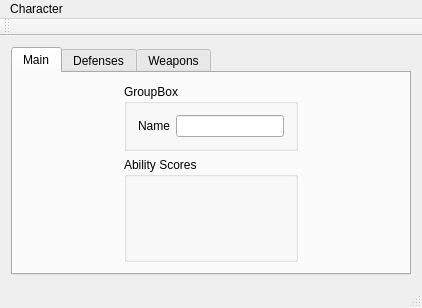
First picture: the form in StarfinderCharacterApp.ui, repository smithbt/StarfinderCharacterApp, before the edit.
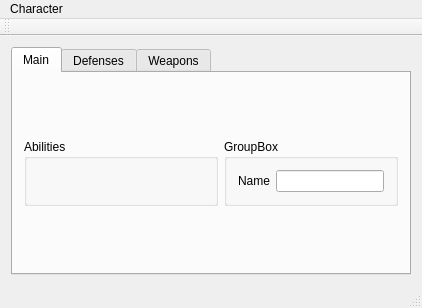
Second picture: the form after the edit. The open tabs and pages were chosen to show the change. Custom widgets are drawn as their Qt base class.

Commit message: Completely restructured model to use a map instead of a tree to improve lookups. Updated Ability mapping to account for new structure. Weapons have not yet been updated.

```diff
--- a/StarfinderCharacterApp.ui
+++ b/StarfinderCharacterApp.ui
@@ -34,7 +34,13 @@
         <item row="1" column="0">
          <widget class="QGroupBox" name="abilityBox">
           <property name="title">
-           <string>Ability Scores</string>
+           <string>Abilities</string>
+          </property>
+          <property name="flat">
+           <bool>true</bool>
+          </property>
+          <property name="checkable">
+           <bool>false</bool>
           </property>
           <layout class="QVBoxLayout" name="verticalLayout">
            <property name="spacing">
@@ -53,27 +59,12 @@
             <number>4</number>
            </property>
            <item>
-            <widget class="AbilityWidget" name="STR_widget" native="true"/>
-           </item>
-           <item>
-            <widget class="AbilityWidget" name="DEX_widget" native="true"/>
-           </item>
-           <item>
-            <widget class="AbilityWidget" name="CON_widget" native="true"/>
-           </item>
-           <item>
-            <widget class="AbilityWidget" name="INT_widget" native="true"/>
-           </item>
-           <item>
-            <widget class="AbilityWidget" name="WIS_widget" native="true"/>
-           </item>
-           <item>
-            <widget class="AbilityWidget" name="CHA_widget" native="true"/>
+            <widget class="AbilityWidget" name="abilityList_widget" native="true"/>
            </item>
           </layout>
          </widget>
         </item>
-        <item row="0" column="0">
+        <item row="1" column="1">
          <widget class="QGroupBox" name="groupBox">
           <property name="sizePolicy">
            <sizepolicy hsizetype="Fixed" vsizetype="Fixed">
```
Left out of the diff: 2 changed lines with no effect on the pictures. The commit also changes 18 other files.
